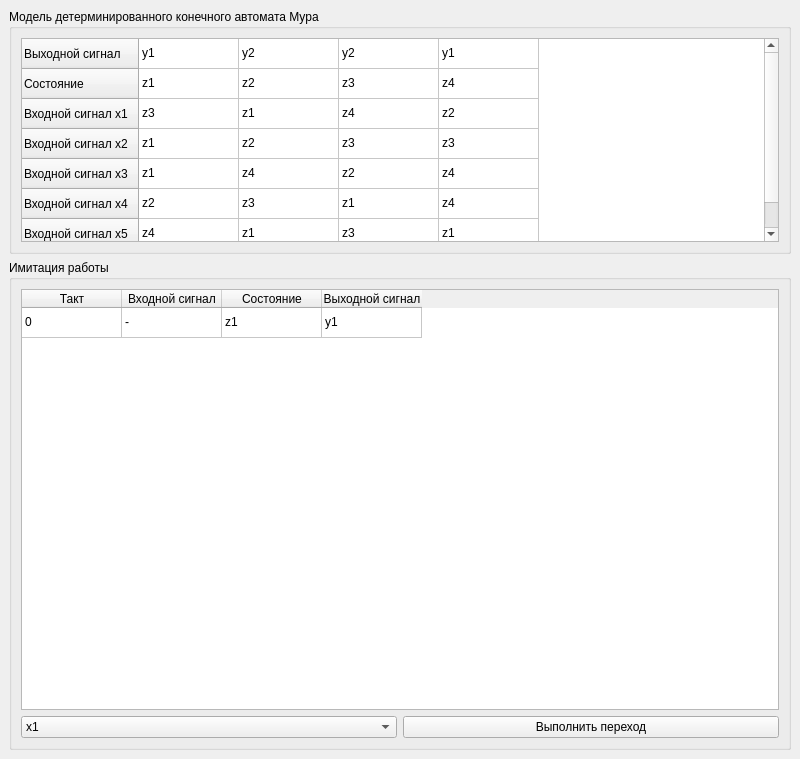
First picture: the form in ui/mainwindow.ui, repository RyoujiKaji/Lb3_FSM_MS, before the edit.
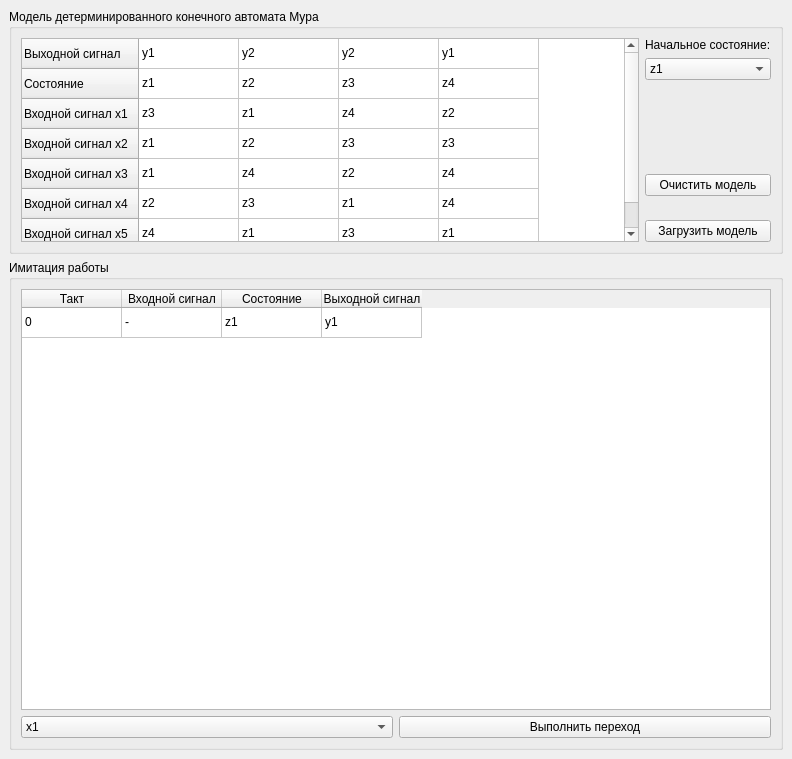
Second picture: the form after the edit.

Commit message: add ability to change model

Diff of the .ui file:
```diff
--- a/ui/mainwindow.ui
+++ b/ui/mainwindow.ui
@@ -6,7 +6,7 @@
    <rect>
     <x>0</x>
     <y>0</y>
-    <width>800</width>
+    <width>792</width>
     <height>759</height>
    </rect>
   </property>
@@ -235,6 +235,87 @@
          </item>
         </widget>
        </item>
+       <item>
+        <layout class="QVBoxLayout" name="verticalLayout_2" stretch="0,0,5,0,1,0">
+         <item>
+          <widget class="QLabel" name="label">
+           <property name="sizePolicy">
+            <sizepolicy hsizetype="Preferred" vsizetype="Fixed">
+             <horstretch>0</horstretch>
+             <verstretch>0</verstretch>
+            </sizepolicy>
+           </property>
+           <property name="text">
+            <string>Начальное состояние:</string>
+           </property>
+          </widget>
+         </item>
+         <item>
+          <widget class="QComboBox" name="startStateComboBox">
+           <item>
+            <property name="text">
+             <string>z1</string>
+            </property>
+           </item>
+           <item>
+            <property name="text">
+             <string>z2</string>
+            </property>
+           </item>
+           <item>
+            <property name="text">
+             <string>z3</string>
+            </property>
+           </item>
+           <item>
+            <property name="text">
+             <string>z4</string>
+            </property>
+           </item>
+          </widget>
+         </item>
+         <item>
+          <spacer name="verticalSpacer">
+           <property name="orientation">
+            <enum>Qt::Orientation::Vertical</enum>
+           </property>
+           <property name="sizeHint" stdset="0">
+            <size>
+             <width>20</width>
+             <height>40</height>
+            </size>
+           </property>
+          </spacer>
+         </item>
+         <item>
+          <widget class="QPushButton" name="clearModelPushButton">
+           <property name="text">
+            <string>Очистить модель</string>
+           </property>
+          </widget>
+         </item>
+         <item>
+          <spacer name="verticalSpacer_2">
+           <property name="orientation">
+            <enum>Qt::Orientation::Vertical</enum>
+           </property>
+           <property name="sizeHint" stdset="0">
+            <size>
+             <width>20</width>
+             <height>40</height>
+            </size>
+           </property>
+          </spacer>
+         </item>
+         <item>
+          <widget class="QPushButton" name="loadModelPushButton">
+           <property name="text">
+            <string>Загрузить модель</string>
+           </property>
+          </widget>
+         </item>
+        </layout>
+       </item>
       </layout>
      </widget>
     </item>
```
Left out of the diff: 5 changed lines with no effect on the pictures. The commit also changes 3 other files.
